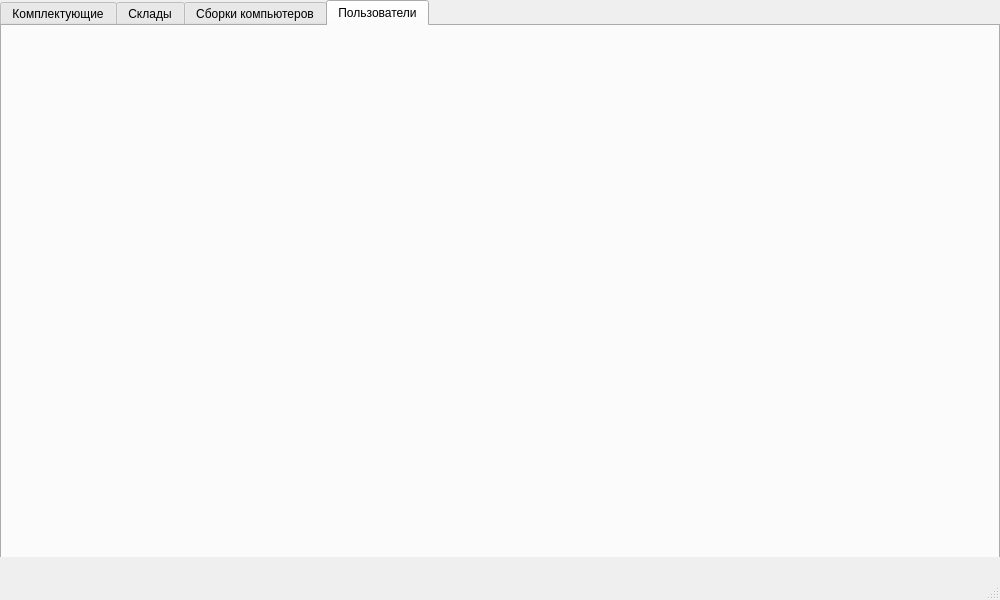
Above: src/mainwindow.ui from f0rw4rd-dev/hse-hsms-wpf before the change. Below: the same form after it.
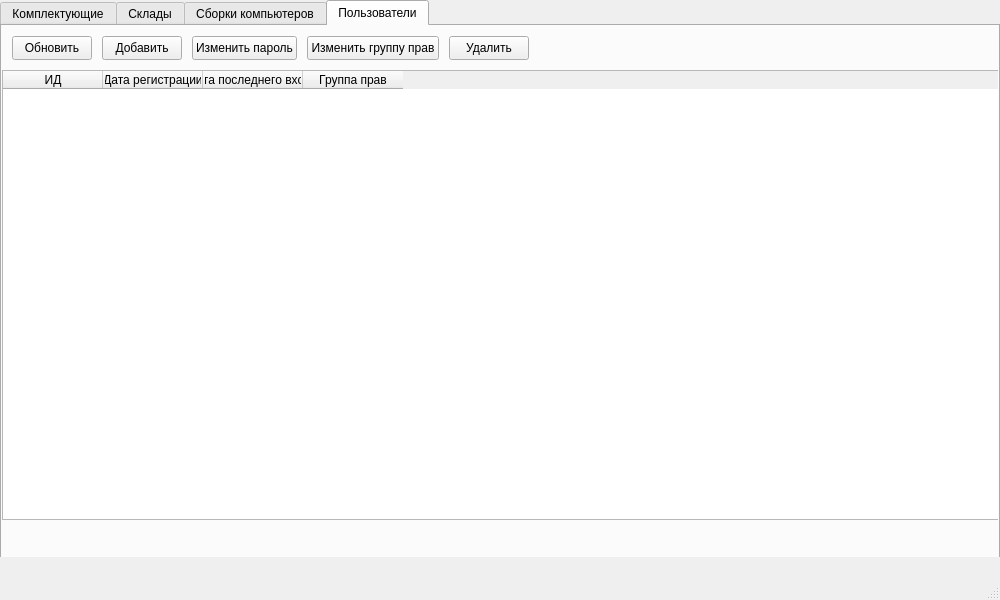
That is the form after the change. The open tabs and pages were chosen to show the change.

```diff
--- a/src/mainwindow.ui
+++ b/src/mainwindow.ui
@@ -175,6 +175,131 @@
        <attribute name="title">
         <string>Пользователи</string>
        </attribute>
+       <widget class="QPushButton" name="buttonLoadUsers">
+        <property name="geometry">
+         <rect>
+          <x>10</x>
+          <y>10</y>
+          <width>80</width>
+          <height>24</height>
+         </rect>
+        </property>
+        <property name="text">
+         <string>Обновить</string>
+        </property>
+       </widget>
+       <widget class="QPushButton" name="buttonAddUser">
+        <property name="geometry">
+         <rect>
+          <x>100</x>
+          <y>10</y>
+          <width>80</width>
+          <height>24</height>
+         </rect>
+        </property>
+        <property name="text">
+         <string>Добавить</string>
+        </property>
+       </widget>
+       <widget class="QPushButton" name="buttonEditPasswordUser">
+        <property name="geometry">
+         <rect>
+          <x>190</x>
+          <y>10</y>
+          <width>105</width>
+          <height>24</height>
+         </rect>
+        </property>
+        <property name="text">
+         <string>Изменить пароль</string>
+        </property>
+       </widget>
+       <widget class="QPushButton" name="buttonDeleteUser">
+        <property name="geometry">
+         <rect>
+          <x>447</x>
+          <y>10</y>
+          <width>80</width>
+          <height>24</height>
+         </rect>
+        </property>
+        <property name="text">
+         <string>Удалить</string>
+        </property>
+       </widget>
+       <widget class="QTableWidget" name="tableUsers">
+        <property name="geometry">
+         <rect>
+          <x>0</x>
+          <y>44</y>
+          <width>1000</width>
+          <height>450</height>
+         </rect>
+        </property>
+        <property name="frameShape">
+         <enum>QFrame::StyledPanel</enum>
+        </property>
+        <property name="editTriggers">
+         <set>QAbstractItemView::NoEditTriggers</set>
+        </property>
+        <property name="tabKeyNavigation">
+         <bool>true</bool>
+        </property>
+        <property name="showDropIndicator" stdset="0">
+         <bool>true</bool>
+        </property>
+        <property name="alternatingRowColors">
+         <bool>false</bool>
+        </property>
+        <property name="textElideMode">
+         <enum>Qt::ElideRight</enum>
+        </property>
+        <property name="showGrid">
+         <bool>true</bool>
+        </property>
+        <property name="wordWrap">
+         <bool>false</bool>
+        </property>
+        <property name="cornerButtonEnabled">
+         <bool>true</bool>
+        </property>
+        <attribute name="horizontalHeaderVisible">
+         <bool>true</bool>
+        </attribute>
+        <column>
+         <property name="text">
+          <string>ИД</string>
+         </property>
+        </column>
+        <column>
+         <property name="text">
+          <string>Дата регистрации</string>
+         </property>
+        </column>
+        <column>
+         <property name="text">
+          <string>Дата последнего входа</string>
+         </property>
+        </column>
+        <column>
+         <property name="text">
+          <string>Группа прав</string>
+         </property>
+        </column>
+       </widget>
+       <widget class="QPushButton" name="buttonEditGroupUser">
+        <property name="geometry">
+         <rect>
+          <x>305</x>
+          <y>10</y>
+          <width>132</width>
+          <height>24</height>
+         </rect>
+        </property>
+        <property name="text">
+         <string>Изменить группу прав</string>
+        </property>
+       </widget>
       </widget>
      </widget>
     </widget>
```
Left out of the diff: 201 changed lines with no effect on the pictures.
